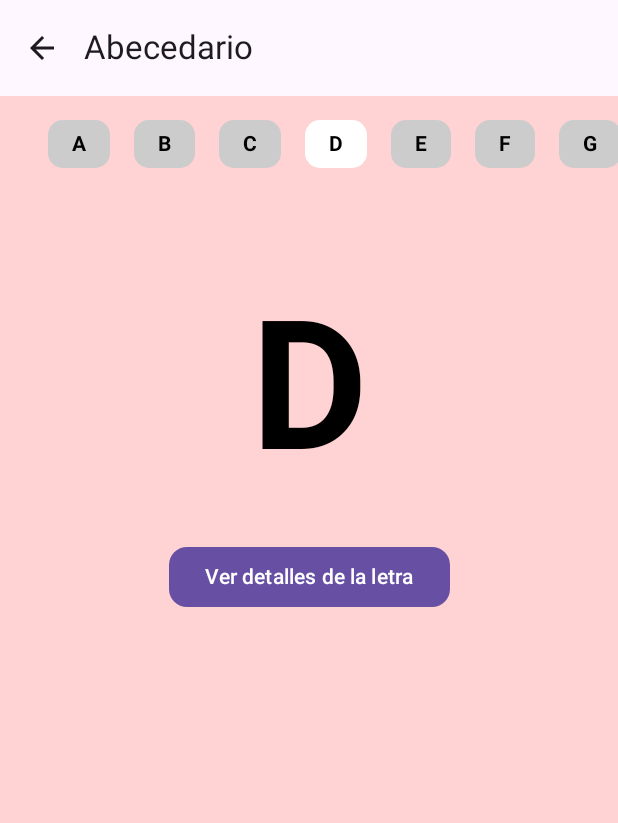
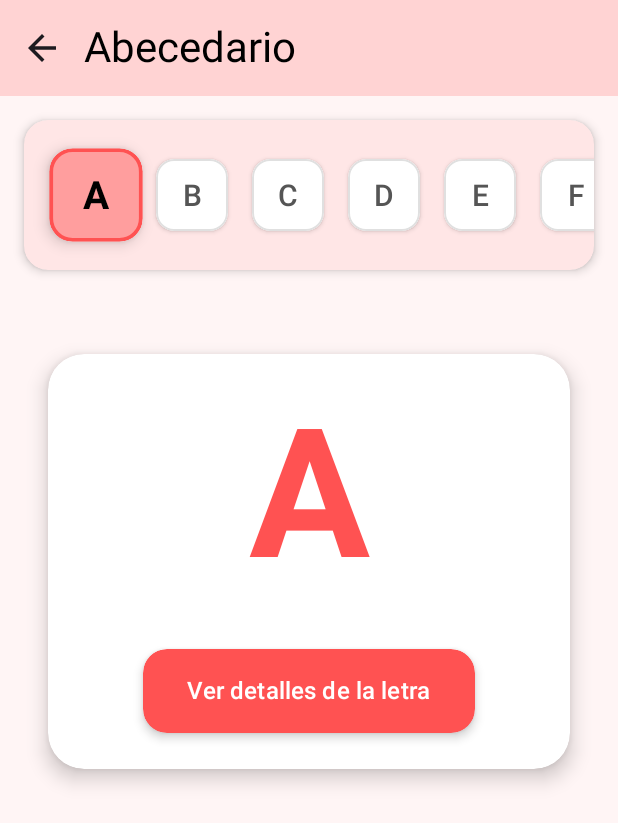
Before and after one commit to Wuicho24/Tuapp, an Android app built with Jetpack Compose: the AbecedarioScreen screen opened through its navigation route, on a phone screen of 412 x 824 dp. Shown: the top 823 px of the screen. Run offline under Robolectric (Android 15) with nearby library versions, the phone set to English and light mode, and no system bars; our stand-ins replace accompanist; libraries missing offline, so code that uses them is left out: com.google.accompanist.navigation.

Commit message:
Cambios barra Abecedarios

```diff
--- a/app/src/main/java/com/example/tuapp/fonetica/AbecedarioScreen.kt
+++ b/app/src/main/java/com/example/tuapp/fonetica/AbecedarioScreen.kt
@@ -1,24 +1,27 @@
 package com.example.tuapp.fonetica
 
+import androidx.compose.animation.AnimatedVisibility
+import androidx.compose.animation.core.animateFloatAsState
+import androidx.compose.animation.core.tween
+import androidx.compose.animation.expandVertically
+import androidx.compose.animation.fadeIn
 import androidx.compose.foundation.background
+import androidx.compose.foundation.border
 import androidx.compose.foundation.clickable
 import androidx.compose.foundation.layout.*
 import androidx.compose.foundation.lazy.LazyRow
-import androidx.compose.foundation.lazy.grid.*
-import androidx.compose.foundation.lazy.items
 import androidx.compose.foundation.lazy.itemsIndexed
 import androidx.compose.foundation.lazy.rememberLazyListState
-import androidx.compose.foundation.shape.CircleShape
 import androidx.compose.foundation.shape.RoundedCornerShape
 import androidx.compose.material.icons.Icons
 import androidx.compose.material.icons.filled.ArrowBack
 import androidx.compose.material3.*
-import androidx.compose.runtime.Composable
-import androidx.compose.runtime.derivedStateOf
-import androidx.compose.runtime.remember
+import androidx.compose.runtime.*
 import androidx.compose.ui.Alignment
 import androidx.compose.ui.Modifier
 import androidx.compose.ui.draw.clip
+import androidx.compose.ui.draw.scale
+import androidx.compose.ui.draw.shadow
 import androidx.compose.ui.graphics.Color
 import androidx.compose.ui.platform.LocalContext
 import androidx.compose.ui.text.font.FontWeight
@@ -28,126 +31,173 @@ import androidx.navigation.NavController
 @OptIn(ExperimentalMaterial3Api::class)
 @Composable
 fun AbecedarioScreen(navController: NavController) {
-    val letras = remember { ('A'..'Z').toList() }
+    val letras = remember { ('A'..'L').toList() }
+    val context = LocalContext.current
+    var letraSeleccionada by remember { mutableStateOf(letras[0]) }
     val listState = rememberLazyListState()
-    val context = LocalContext.current
-
-    val centeredIndex = remember {
-        derivedStateOf {
-            val visibleItems = listState.layoutInfo.visibleItemsInfo
-            if (visibleItems.isNotEmpty()) {
-                val center = listState.layoutInfo.viewportEndOffset / 2
-                visibleItems.minByOrNull { kotlin.math.abs(it.offset + it.size / 2 - center) }?.index ?: 0
-            } else 0
-        }
-    }
 
     Scaffold(
         topBar = {
             TopAppBar(
-                title = { Text("Abecedario") },
+                title = { Text("Abecedario", style = MaterialTheme.typography.headlineMedium) },
                 navigationIcon = {
                     IconButton(onClick = { navController.popBackStack() }) {
-                        Icon(Icons.Default.ArrowBack, contentDescription = "Atrás")
+                        Icon(
+                            Icons.Default.ArrowBack,
+                            contentDescription = "Atrás",
+                            modifier = Modifier.size(28.dp)
+                        )
                     }
-                }
+                },
+                colors = TopAppBarDefaults.topAppBarColors(
+                    containerColor = Color(0xFFFFD3D3),
+                    titleContentColor = Color.Black
+                )
             )
         },
-        containerColor = Color(0xFFFFD3D3)
+        containerColor = Color(0xFFFFF5F5)
     ) { innerPadding ->
         Column(
             modifier = Modifier
                 .fillMaxSize()
                 .padding(innerPadding)
-                .padding(top = 16.dp),
+                .padding(16.dp),
             horizontalAlignment = Alignment.CenterHorizontally
         ) {
-            // LazyRow con scroll horizontal de letras
+            // Scroll horizontal de letras
+            Box(
+                modifier = Modifier
+                    .fillMaxWidth()
+                    .height(100.dp)
+                    .shadow(
+                        elevation = 4.dp,
+                        shape = RoundedCornerShape(16.dp)
+                    )
+                    .clip(RoundedCornerShape(16.dp))
+                    .background(Color(0xFFFFE6E6))
+                    .padding(vertical = 8.dp),
+                contentAlignment = Alignment.Center
+            ) {
                 LazyRow(
                     state = listState,
-                contentPadding = PaddingValues(horizontal = 32.dp),
+                    contentPadding = PaddingValues(horizontal = 24.dp),
                     horizontalArrangement = Arrangement.spacedBy(16.dp),
-                modifier = Modifier
-                    .fillMaxWidth()
-                    .height(60.dp)
+                    modifier = Modifier.fillMaxWidth()
                 ) {
                     itemsIndexed(letras) { index, letra ->
+                        val isSelected = letra == letraSeleccionada
+                        var isPressed by remember { mutableStateOf(false) }
+                        val scale = animateFloatAsState(
+                            targetValue = when {
+                                isSelected -> 1.3f
+                                isPressed -> 1.2f
+                                else -> 1f
+                            },
+                            animationSpec = tween(200)
+                        )
+
                         Box(
                             modifier = Modifier
+                                .scale(scale.value)
+                                .size(48.dp)
+                                .shadow(
+                                    elevation = if (isSelected || isPressed) 6.dp else 2.dp,
+                                    shape = RoundedCornerShape(12.dp)
+                                )
+                                .clip(RoundedCornerShape(12.dp))
                                 .background(
-                                if (index == centeredIndex.value) Color.White else Color.LightGray,
-                                shape = RoundedCornerShape(10.dp)
+                                    color = when {
+                                        isSelected -> Color(0xFFFF9E9E)
+                                        isPressed -> Color(0xFFFFC7C7)
+                                        else -> Color.White
+                                    },
+                                    shape = RoundedCornerShape(12.dp)
                                 )
-                            .padding(horizontal = 16.dp, vertical = 8.dp)
-                            .clickable {
-                                navController.navigate("detalle_letra/$letra")
-                            },
+                                .border(
+                                    width = if (isSelected || isPressed) 2.dp else 1.dp,
+                                    color = if (isSelected) Color(0xFFFF5252)
+                                    else if (isPressed) Color(0xFFFF8080)
+                                    else Color(0xFFE0E0E0),
+                                    shape = RoundedCornerShape(12.dp)
+                                )
+                                .clickable(
+                                    onClick = { letraSeleccionada = letra },
+                                    onClickLabel = "Seleccionar letra ${letra}"
+                                )
+                                .padding(4.dp),
                             contentAlignment = Alignment.Center
                         ) {
                             Text(
                                 text = letra.toString(),
-                            fontWeight = FontWeight.Bold,
-                            color = Color.Black
+                                fontSize = 20.sp,
+                                fontWeight = when {
+                                    isSelected -> FontWeight.Bold
+                                    isPressed -> FontWeight.SemiBold
+                                    else -> FontWeight.Medium
+                                },
+                                color = when {
+                                    isSelected -> Color.Black
+                                    isPressed -> Color(0xFF333333)
+                                    else -> Color(0xFF555555)
+                                }
                             )
                         }
                     }
                 }
+            }
 
-            Spacer(modifier = Modifier.height(48.dp))
+            Spacer(modifier = Modifier.height(40.dp))
 
+            // Sección de la letra seleccionada
+            AnimatedVisibility(
+                visible = true,
+                enter = fadeIn(animationSpec = tween(500)) +
+                        expandVertically(animationSpec = tween(500))
+            ) {
+                Column(
+                    horizontalAlignment = Alignment.CenterHorizontally,
+                    modifier = Modifier
+                        .fillMaxWidth()
+                        .padding(16.dp)
+                        .shadow(
+                            elevation = 8.dp,
+                            shape = RoundedCornerShape(24.dp)
+                        )
+                        .clip(RoundedCornerShape(24.dp))
+                        .background(Color.White)
+                        .padding(vertical = 24.dp, horizontal = 16.dp)
+                ) {
                     // Letra grande centrada
                     Text(
-                text = letras[centeredIndex.value].toString(),
+                        text = letraSeleccionada.toString(),
                         fontSize = 120.sp,
                         fontWeight = FontWeight.Bold,
-                color = Color.Black
+                        color = Color(0xFFFF5252)
                     )
 
                     Spacer(modifier = Modifier.height(32.dp))
 
                     Button(
                         onClick = {
-                    navController.navigate("detalle_letra/${letras[centeredIndex.value]}")
+                            navController.navigate("detalle_letra/$letraSeleccionada")
                         },
-                shape = RoundedCornerShape(12.dp)
-            ) {
-                Text("Ver detalles de la letra")
-            }
-        }
-    }
-}
-
-
-
-@Composable
-fun AbecedarioBar(
-    letras: List<Char> = ('A'..'Z').toList(),
-    letraSeleccionada: Char,
-    onLetraSeleccionada: (Char) -> Unit
-) {
-    LazyRow(
+                        colors = ButtonDefaults.buttonColors(
+                            containerColor = Color(0xFFFF5252)
+                        ),
+                        shape = RoundedCornerShape(16.dp),
                         modifier = Modifier
-            .fillMaxWidth()
-            .padding(8.dp),
-        horizontalArrangement = Arrangement.spacedBy(8.dp)
-    ) {
-        items(letras) { letra ->
-            val isSelected = letra.toChar() == letraSeleccionada
-            Box(
-                modifier = Modifier
-                    .size(48.dp)
-                    .clip(CircleShape)
-                    .background(if (isSelected) Color.White else Color.LightGray)
-                    .clickable { onLetraSeleccionada(letra.toChar()) },
-                contentAlignment = Alignment.Center
+                            .fillMaxWidth(0.7f)
+                            .height(56.dp)
+                            .shadow(4.dp, RoundedCornerShape(16.dp))
                     ) {
                         Text(
-                    text = letra.toString(),
-                    style = MaterialTheme.typography.bodyLarge,
-                    color = if (isSelected) Color.Black else Color.DarkGray,
-                    fontWeight = if (isSelected) FontWeight.Bold else FontWeight.Normal
+                            "Ver detalles de la letra",
+                            fontSize = 16.sp,
+                            fontWeight = FontWeight.SemiBold
                         )
                     }
                 }
             }
         }
+    }
+}
```
Lines whose indentation alone changed are shown as unchanged.
